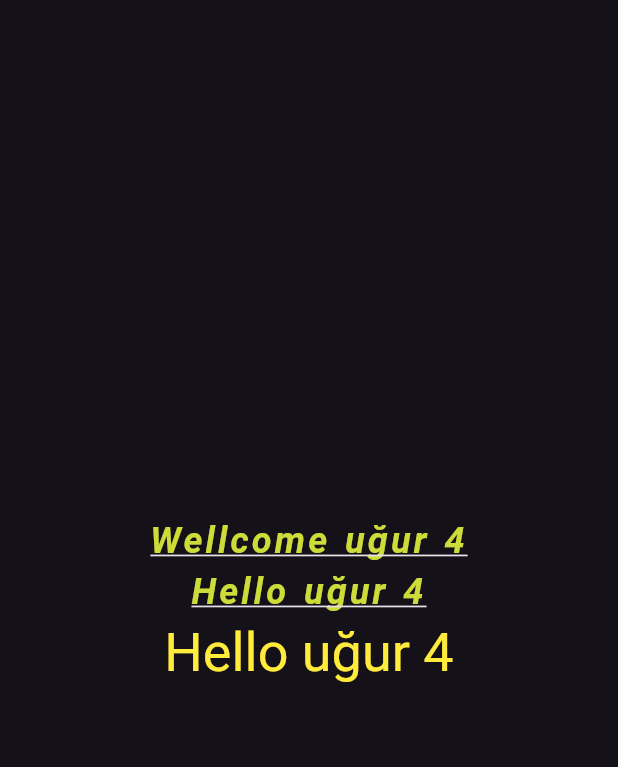
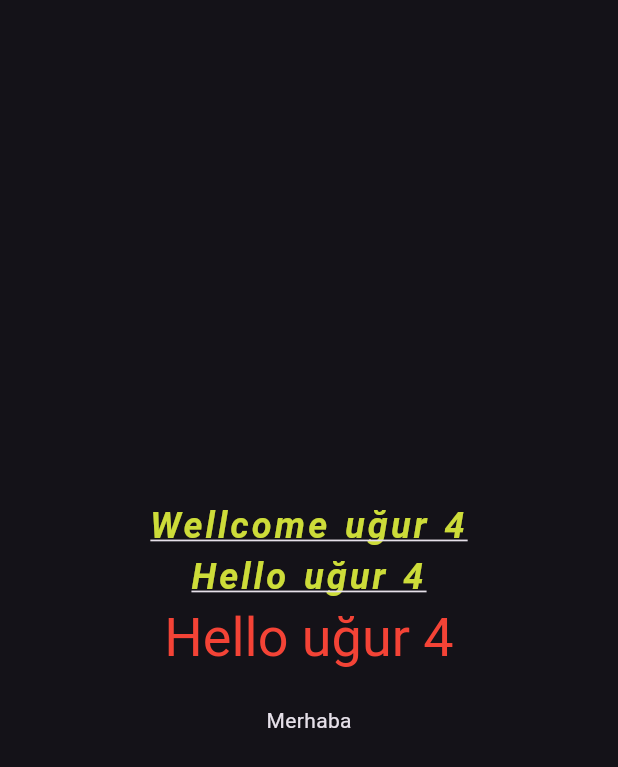
Before and after one commit to ekvatoria/Flutter_Learn_UK, a Flutter app: the TextLearnView screen opened directly, on a phone screen of 412 x 824 dp. Shown: the top 767 px of the screen. Run offline on Flutter 3.47's test engine with Material 3 defaults, Android fonts, the phone set to English and light mode, and no system bars.

Commit message:
scaffold-text-sizedbox-drawer

```diff
--- a/lib/101/text_learn.dart
+++ b/lib/101/text_learn.dart
@@ -1,12 +1,13 @@
 import 'package:flutter/material.dart';
 
 class TextLearnView extends StatelessWidget {
-  const TextLearnView({
+  TextLearnView({
     super.key,
     this.userName,
   });
   final String name = 'uğur';
   final String? userName;
+  final ProjectKeys keys = ProjectKeys();
 
   @override
   Widget build(BuildContext context) {
@@ -21,7 +22,14 @@ class TextLearnView extends StatelessWidget {
             overflow: TextOverflow.ellipsis,
             textAlign: TextAlign.right,
             textScaler: const TextScaler.linear(1.5),
-            style: ProjectStyles.welcomeStyle,
+            style: const TextStyle(
+                wordSpacing: 2,
+                decoration: TextDecoration.underline,
+                fontStyle: FontStyle.italic,
+                color: Colors.lime,
+                letterSpacing: 2,
+                fontSize: 16,
+                fontWeight: FontWeight.w600),
           ),
           Text(
             'Hello $name ${name.length}',
@@ -40,9 +48,10 @@ class TextLearnView extends StatelessWidget {
             style: Theme.of(context)
                 .textTheme
                 .headlineSmall
-                ?.copyWith(color: Colors.yellow),
+                ?.copyWith(color: ProjectColors.welcomeColor),
           ),
           Text(userName ?? ""),
+          Text(keys.welcome),
         ],
       )),
     );
@@ -60,5 +69,10 @@ class ProjectStyles {
       fontWeight: FontWeight.w600);
 }
 
+class ProjectColors {
+  static Color welcomeColor = Colors.red;
+}
 
-//TODO: V-2, T-2630
+class ProjectKeys {
+  final String welcome = "Merhaba";
+}
--- a/lib/main.dart
+++ b/lib/main.dart
@@ -1,4 +1,6 @@
 import 'package:flutter/material.dart';
+import 'package:flutter_full_learn/101/container_sized_box_learn.dart';
+import 'package:flutter_full_learn/101/scaffold_learn.dart';
 import 'package:flutter_full_learn/101/text_learn.dart';
 
 void main() {
@@ -12,8 +14,9 @@ class MyApp extends StatelessWidget {
   Widget build(BuildContext context) {
     return MaterialApp(
       title: 'Flutter Demo',
+      debugShowCheckedModeBanner: false,
       theme: ThemeData.dark(),
-      home: const TextLearnView(),
+      home: const ScaffoldLearnView(),
     );
   }
 }
```
Also changed, not shown: lib/101/container_sized_box_learn.dart (added, +62 -0 lines), lib/101/scaffold_learn.dart (added, +37 -0 lines).
